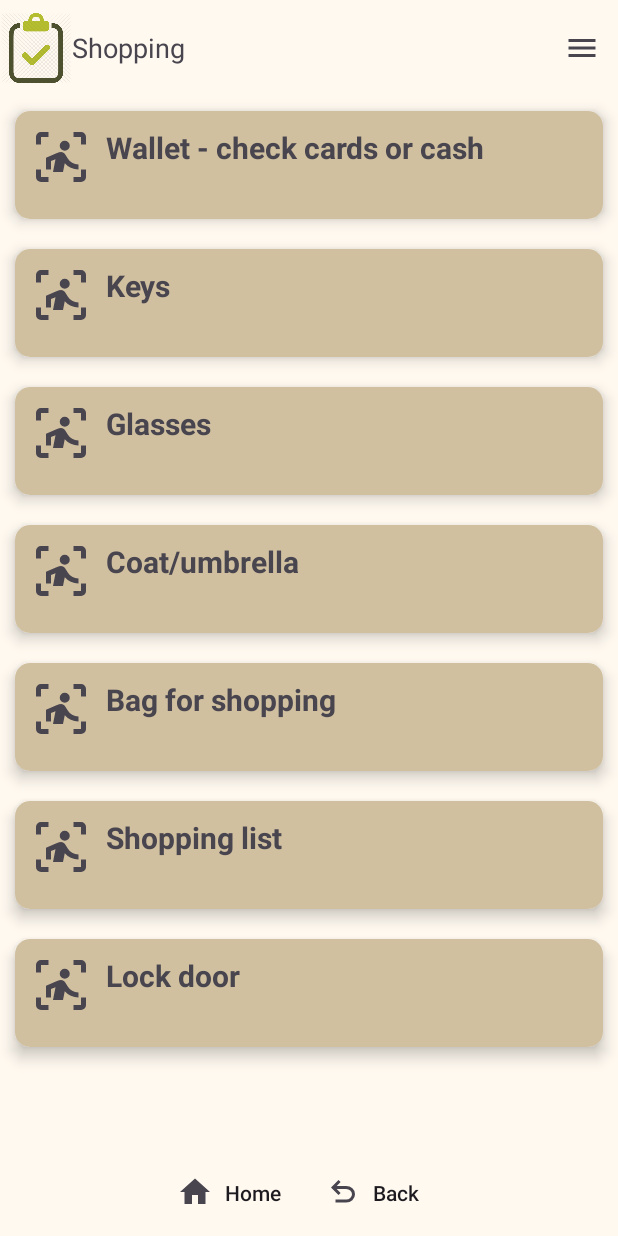
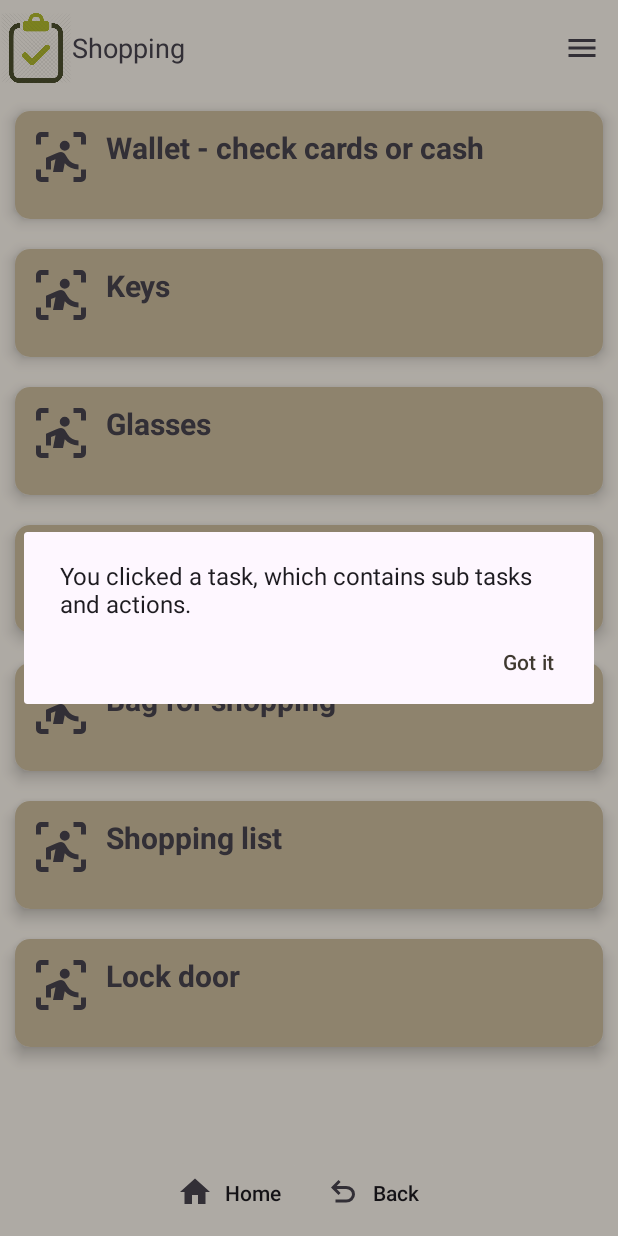
Before and after one commit to litdev1/TaskOrganiser, an Android app: the screen it shows after launch (MainActivity), after a tap on "Shopping", on a phone screen of 412 x 824 dp. Run offline under Robolectric (Android 15) with nearby library versions, the light colour scheme and no system bars.

Commit message:
Info dialogues - version 8

```diff
--- a/app/build.gradle.kts
+++ b/app/build.gradle.kts
@@ -12,7 +12,7 @@ android {
         applicationId = "com.litdev.taskorganiser"
         minSdk = 24
         targetSdk = 35
-        versionCode = 7
+        versionCode = 8
         versionName = "1.0"
 
         testInstrumentationRunner = "androidx.test.runner.AndroidJUnitRunner"
--- a/app/src/main/AndroidManifest.xml
+++ b/app/src/main/AndroidManifest.xml
@@ -38,7 +38,6 @@
             android:label="Tasky">
             <intent-filter>
                 <action android:name="android.intent.action.MAIN" />
-
                 <category android:name="android.intent.category.LAUNCHER" />
             </intent-filter>
         </activity>
--- a/app/src/main/java/com/litdev/taskorganiser/ApplicationClass.kt
+++ b/app/src/main/java/com/litdev/taskorganiser/ApplicationClass.kt
@@ -1,10 +1,14 @@
 package com.litdev.taskorganiser
 
 import android.app.Application
+import android.content.Context
 import com.litdev.taskorganiser.actions.Action
 import com.litdev.taskorganiser.actions.ActionType
 import com.litdev.taskorganiser.actions.Settings
+import com.litdev.taskorganiser.actions.loadMessages
+import com.litdev.taskorganiser.actions.saveMessages
 import java.io.File
+import kotlin.apply
 
 class ApplicationClass: Application() {
     var firstTime: Boolean = true
@@ -36,5 +40,6 @@ class ApplicationClass: Application() {
 
         instance = this
         data.load(cacheDir.toString(), this)
+        loadMessages()
     }
 }
--- a/app/src/main/java/com/litdev/taskorganiser/ExtraActivity.kt
+++ b/app/src/main/java/com/litdev/taskorganiser/ExtraActivity.kt
@@ -10,6 +10,7 @@ import androidx.activity.enableEdgeToEdge
 import androidx.appcompat.app.AppCompatActivity
 import androidx.core.view.ViewCompat
 import androidx.core.view.WindowInsetsCompat
+import com.litdev.taskorganiser.actions.showMessage
 
 class ExtraActivity : AppCompatActivity() {
 
@@ -24,10 +25,12 @@ class ExtraActivity : AppCompatActivity() {
         }
 
         (findViewById<ImageView>(R.id.toolBarImage)!!).setOnClickListener { view ->
+            showMessage(this, "reset")
             val intent = Intent(this, MainActivity::class.java)
             startActivity(intent)
         }
         (findViewById<TextView>(R.id.toolBarTitle)!!).setOnClickListener { view ->
+            showMessage(this, "reset")
             val intent = Intent(this, MainActivity::class.java)
             startActivity(intent)
         }
--- a/app/src/main/java/com/litdev/taskorganiser/MainActivity.kt
+++ b/app/src/main/java/com/litdev/taskorganiser/MainActivity.kt
@@ -20,10 +20,11 @@ import androidx.recyclerview.widget.ItemTouchHelper
 import androidx.recyclerview.widget.LinearLayoutManager
 import androidx.recyclerview.widget.RecyclerView
 import com.litdev.taskorganiser.actions.CustomAdapter
+import com.litdev.taskorganiser.actions.showMessage
 
 class MainActivity : AppCompatActivity() {
     private val SEND_SMS_PERMISSION_CODE = 100
-    var itemTouchHelper: ItemTouchHelper? = null
+    private var itemTouchHelper: ItemTouchHelper? = null
 
     override fun onCreate(savedInstanceState: Bundle?) {
         super.onCreate(savedInstanceState)
@@ -35,6 +36,7 @@ class MainActivity : AppCompatActivity() {
             insets
         }
 
+        showMessage(this, "start")
         if (ApplicationClass.instance.firstTime)
         {
             ApplicationClass.instance.firstTime = false
@@ -43,6 +45,7 @@ class MainActivity : AppCompatActivity() {
         }
 
         (findViewById<ImageView>(R.id.toolBarImage)!!).setOnClickListener { view ->
+            showMessage(this, "reset")
             ApplicationClass.instance.data.reset()
             ApplicationClass.instance.data.setParents(null)
             ApplicationClass.instance.task = ApplicationClass.instance.data
@@ -53,6 +56,7 @@ class MainActivity : AppCompatActivity() {
             }
         }
         (findViewById<TextView>(R.id.toolBarTitle)!!).setOnClickListener { view ->
+            showMessage(this, "reset")
             ApplicationClass.instance.data.reset()
             ApplicationClass.instance.data.setParents(null)
             ApplicationClass.instance.task = ApplicationClass.instance.data
@@ -79,7 +83,8 @@ class MainActivity : AppCompatActivity() {
         setSupportActionBar(findViewById(R.id.my_toolbar))
         update()
 
-        findViewById<Button>(R.id.buttonMainHome).setOnClickListener { view ->
+        findViewById<Button>(R.id.buttonHome).setOnClickListener { view ->
+            showMessage(this, "home")
             ApplicationClass.instance.task = ApplicationClass.instance.data
             update()
             if (ApplicationClass.instance.task.children.isNotEmpty()) {
@@ -88,7 +93,8 @@ class MainActivity : AppCompatActivity() {
             }
         }
 
-        findViewById<Button>(R.id.buttonMainBack).setOnClickListener { view ->
+        findViewById<Button>(R.id.buttonBack).setOnClickListener { view ->
+            showMessage(this, "back")
             if (null != ApplicationClass.instance.task.parent) {
 //                ApplicationClass.instance.task.state = StateType.NONE
 //                if (ApplicationClass.instance.task.isDone())
@@ -154,6 +160,18 @@ class MainActivity : AppCompatActivity() {
         update()
     }
 
+    override fun onSaveInstanceState(savedInstanceState: Bundle) {
+        super.onSaveInstanceState(savedInstanceState);
+
+        //savedInstanceState.putString("MessageStart", messageStart);
+    }
+
+    override fun onRestoreInstanceState(savedInstanceState: Bundle) {
+        super.onRestoreInstanceState(savedInstanceState);
+
+        //messageStart = savedInstanceState.getString("MessageStart")
+    }
+
     fun update()
     {
         title = ApplicationClass.instance.task.text
--- a/app/src/main/java/com/litdev/taskorganiser/SettingsActivity.kt
+++ b/app/src/main/java/com/litdev/taskorganiser/SettingsActivity.kt
@@ -14,6 +14,7 @@ import androidx.activity.enableEdgeToEdge
 import androidx.appcompat.app.AppCompatActivity
 import androidx.core.view.ViewCompat
 import androidx.core.view.WindowInsetsCompat
+import com.litdev.taskorganiser.actions.showMessage
 import kotlinx.serialization.encodeToString
 import kotlinx.serialization.json.Json
 import java.io.BufferedOutputStream
@@ -34,10 +35,12 @@ class SettingsActivity : AppCompatActivity() {
         (findViewById<TextView>(R.id.info)!!).movementMethod = ScrollingMovementMethod()
 
         (findViewById<ImageView>(R.id.toolBarImage)!!).setOnClickListener { view ->
+            showMessage(this, "reset")
             val intent = Intent(this, MainActivity::class.java)
             startActivity(intent)
         }
         (findViewById<TextView>(R.id.toolBarTitle)!!).setOnClickListener { view ->
+            showMessage(this, "reset")
             val intent = Intent(this, MainActivity::class.java)
             startActivity(intent)
         }
--- a/app/src/main/java/com/litdev/taskorganiser/actions/CustomAdapter.kt
+++ b/app/src/main/java/com/litdev/taskorganiser/actions/CustomAdapter.kt
@@ -25,6 +25,7 @@ import com.litdev.taskorganiser.ApplicationClass
 import com.litdev.taskorganiser.R
 import com.google.android.material.chip.Chip
 import com.google.android.material.chip.ChipGroup
+import com.google.android.material.snackbar.BaseTransientBottomBar
 import com.google.android.material.snackbar.Snackbar
 import java.util.Collections
 
@@ -133,6 +134,20 @@ class CustomAdapter(var mList: ArrayList<Action>,
         }
     }
 
+    fun doTask(action: Action) {
+        saveEdits()
+        ApplicationClass.instance.task = action
+        update()
+    }
+
+    fun doAction(action: Action) {
+        val parent = action.parent
+        if (parent?.children?.last() == action && parent.parent != null) {
+            ApplicationClass.instance.task = parent.parent!!
+            update()
+        }
+    }
+
     fun setEvents(holder: ViewHolder)
     {
         //Click events
@@ -148,22 +163,19 @@ class CustomAdapter(var mList: ArrayList<Action>,
 //                setVisuals(holder, action, position)
                 }
                 if (action.type == ActionType.TASK && (editable || action.children.isNotEmpty())) {
-                    saveEdits()
-                    ApplicationClass.instance.task = action
-                    update()
-                }
+                    showMessage(view.context, "task")
+                    doTask(action)
+               }
                 if (action.type == ActionType.ACTION && !editable && action.parent != null) {
-                    val parent = action.parent
-                    if (parent?.children?.last() == action && parent.parent != null) {
-                        ApplicationClass.instance.task = parent.parent!!
-                        update()
-                    }
-                }
+                    showMessage(view.context, "action")
+                    doAction(action)
+               }
                 if (ApplicationClass.instance.canUseSMS &&
                     ApplicationClass.instance.settings.useSMS &&
                     !editable &&
                     oldState == StateType.NONE && action.sendSMS
                 ) {
+                    showMessage(view.context, "sms")
                     val phoneNumber = ApplicationClass.instance.settings.phone
                     val message = "Completed " +
                             if (action.type == ActionType.TASK) "task" else "action" + " : " + action.text
@@ -385,11 +397,11 @@ class CustomAdapter(var mList: ArrayList<Action>,
                             // below line is to display our snackbar with action.
                             val snackBar = Snackbar.make(holder.itemView, "Deleted " + action.text, Snackbar.LENGTH_SHORT)
 //                            val layoutParams = snackBar.view.layoutParams
-//                            layoutParams.anchorId = R.id.footerEdit //Id for your bottomNavBar or TabLayout
+//                            layoutParams.anchorId = R.id.footer //Id for your bottomNavBar or TabLayout
 //                            layoutParams.anchorGravity = Gravity.TOP
 //                            layoutParams.gravity = Gravity.TOP
 //                            snackBar.view.layoutParams = layoutParams
-                            snackBar.setAnchorView(R.id.footerEdit)
+                            snackBar.setAnchorView(R.id.footer)
                             snackBar.setAction(
                                 "Undo",
                                 View.OnClickListener {
@@ -403,6 +415,7 @@ class CustomAdapter(var mList: ArrayList<Action>,
                         }
                         else
                         {
+                            showMessage(holder.itemView.context, if (action.type == ActionType.TASK) "swipeTask" else "swipeAction")
                             val parent = action.parent
                             action.reset()
                             action.setParents(parent)
--- /dev/null
+++ b/app/src/main/java/com/litdev/taskorganiser/actions/Messages.kt
@@ -0,0 +1,61 @@
+package com.litdev.taskorganiser.actions
+
+import android.content.Context
+import androidx.appcompat.app.AlertDialog
+import com.litdev.taskorganiser.ApplicationClass
+import com.litdev.taskorganiser.R
+
+val messages = mutableMapOf("start" to "This is an app to organise tasks and tick them off as they are done." +
+        "\n\nYou can return to the main Home screen and reset all tasks to uncompleted by clicking the app icon on the top left or using the options menu on the top right.",
+    "task" to "You clicked a task, which contains sub tasks and actions.",
+    "action" to "You completed an action." +
+            "\n\nActions and tasks can be reverted with a left swipe.",
+    "sms" to "You clicked an item that can send an SMS." +
+            "\n\nThis requires a telephone number to be entered on the settings screen.",
+    "home" to "This will navigate you to the Home screen, without any tasks or actions being reset.",
+    "back" to "This will navigate you to the parent task, without any tasks or actions being reset.",
+    "edit" to "You can edit tasks and actions here." +
+            "\n\n► \'Add\' to add an action to the end of the current list" +
+            "\n► Delete (left swipe)" +
+            "\n► Re-order (drag and drop)" +
+//            "\n► Set the task or action type, text description and optional SMS" +
+            "\n► \'Undo\' to undo all editing" +
+            "\n► \'Done\' to save and end editing",
+    "reset" to "This will navigate you to the Home screen, resetting all tasks and actions.",
+    "add" to "A new action is added to the end of the current task list.",
+    "undo" to "All edits in the current session have been reverted.",
+    "end" to "All edits saved and edit session ended.",
+    "swipeTask" to "This task and all sub-actions have been reset.",
+    "swipeAction" to "This action has been reset.",
+)
+
+fun saveMessages() {
+    val context = ApplicationClass.instance
+    val sharedPreferences = context.getSharedPreferences("Messages", Context.MODE_PRIVATE)
+    val editor = sharedPreferences.edit()
+    for ((key, value) in messages) {
+        editor.putString(key, value)
+    }
+    editor.commit()
+}
+
+fun loadMessages() {
+    val context = ApplicationClass.instance
+    val sharedPreferences = context.getSharedPreferences("Messages", Context.MODE_PRIVATE)
+    for ((key, value) in messages) {
+        messages[key] = sharedPreferences.getString(key, value).toString()
+    }
+}
+
+fun showMessage(context: Context, key: String) {
+    if (!messages[key].isNullOrEmpty()) {
+        val builder = AlertDialog.Builder(context, R.style.AlertDialogStyle)
+        builder.setMessage(messages[key])
+        builder.setPositiveButton("Got it", { dialog, i: Int ->
+            messages[key] = ""
+            saveMessages()
+        })
+        val dialog = builder.create()
+        dialog.show()
+    }
+}
--- a/app/src/main/res/layout/activity_main.xml
+++ b/app/src/main/res/layout/activity_main.xml
@@ -56,11 +56,11 @@
                 android:layout_width="match_parent"
                 android:layout_height="0dp"
                 app:layout_constrainedHeight="true"
-                app:layout_constraintBottom_toTopOf="@+id/footerMain"
+                app:layout_constraintBottom_toTopOf="@+id/footer"
                 app:layout_constraintTop_toTopOf="parent" />
 
             <LinearLayout
-                android:id="@+id/footerMain"
+                android:id="@+id/footer"
                 android:layout_width="match_parent"
                 android:layout_height="58dp"
                 android:gravity="center_horizontal"
@@ -69,7 +69,7 @@
                 app:layout_constraintBottom_toBottomOf="parent">
 
                 <Button
-                    android:id="@+id/buttonMainHome"
+                    android:id="@+id/buttonHome"
                     android:layout_width="wrap_content"
                     android:layout_height="wrap_content"
                     android:drawableLeft="@drawable/ic_home_24dp"
@@ -84,7 +84,7 @@
                     app:layout_constraintTop_toTopOf="parent" />
 
                 <Button
-                    android:id="@+id/buttonMainBack"
+                    android:id="@+id/buttonBack"
                     android:layout_width="wrap_content"
                     android:layout_height="wrap_content"
                     android:drawableLeft="@drawable/ic_undo_24dp"
--- a/app/src/main/res/layout/activity_settings.xml
+++ b/app/src/main/res/layout/activity_settings.xml
@@ -77,7 +77,7 @@
             android:text="Use SMS"
             android:textColor="?android:attr/textColorPrimary"
             android:padding="10dp"
-            android:theme="@style/checkBoxStyle"/>
+            android:theme="@style/CheckBoxStyle"/>
 
         <TextView
             android:id="@+id/info"
--- a/app/src/main/res/layout/card_view.xml
+++ b/app/src/main/res/layout/card_view.xml
@@ -35,7 +35,7 @@
                 android:layout_height="wrap_content"
                 android:layout_marginStart="10dp"
                 android:singleLine="false"
-                android:hint="Action description"
+                android:contentDescription="Action description"
                 android:importantForAccessibility="no"
                 android:textSize="20sp"
                 android:textStyle="bold"
@@ -102,7 +102,7 @@
                 android:gravity="start|center_vertical"
                 android:text="Send SMS"
                 android:textColor="?android:attr/textColorPrimary"
-                android:theme="@style/checkBoxStyle"/>
+                android:theme="@style/CheckBoxStyle"/>
 
         </LinearLayout>
     </LinearLayout>
--- a/app/src/main/res/values-night/themes.xml
+++ b/app/src/main/res/values-night/themes.xml
@@ -11,7 +11,12 @@
         <item name="android:itemBackground">@color/primaryDark</item>
     </style>
 
-    <style name="checkBoxStyle" parent="Theme.TaskOrganiser">
+    <style name="CheckBoxStyle" parent="Theme.TaskOrganiser">
+        <item name="colorPrimary">@color/primaryLight</item>
+        <item name="colorAccent">@color/primaryLight</item>
+    </style>
+
+    <style name="AlertDialogStyle" parent="Theme.Material3.Dark.Dialog">
         <item name="colorPrimary">@color/primaryLight</item>
         <item name="colorAccent">@color/primaryLight</item>
     </style>
--- a/app/src/main/res/values/themes.xml
+++ b/app/src/main/res/values/themes.xml
@@ -11,7 +11,12 @@
         <item name="android:itemBackground">@color/primaryLight</item>
     </style>
 
-    <style name="checkBoxStyle" parent="Theme.TaskOrganiser">
+    <style name="CheckBoxStyle" parent="Theme.TaskOrganiser">
+        <item name="colorPrimary">@color/primaryDark</item>
+        <item name="colorAccent">@color/primaryDark</item>
+    </style>
+
+    <style name="AlertDialogStyle" parent="Theme.Material3.Light.Dialog">
         <item name="colorPrimary">@color/primaryDark</item>
         <item name="colorAccent">@color/primaryDark</item>
     </style>
```
Also changed, not shown: app/src/main/java/com/litdev/taskorganiser/EditActivity.kt (+13 -4 lines), app/src/main/res/layout/activity_edit.xml (+8 -8 lines).
